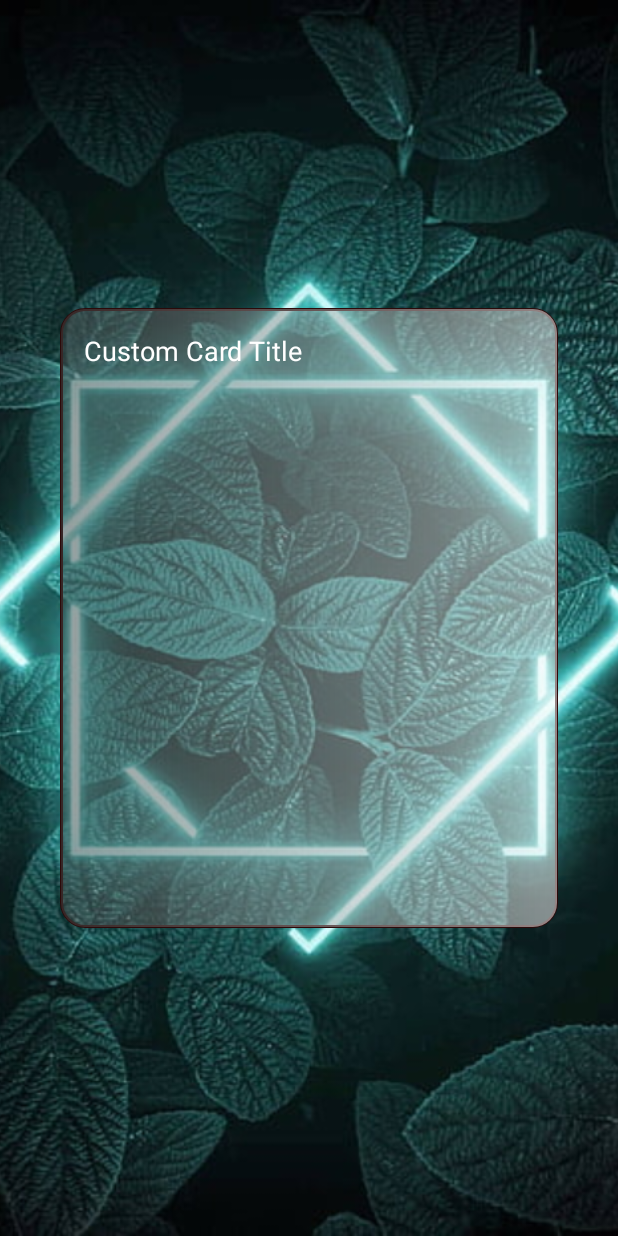
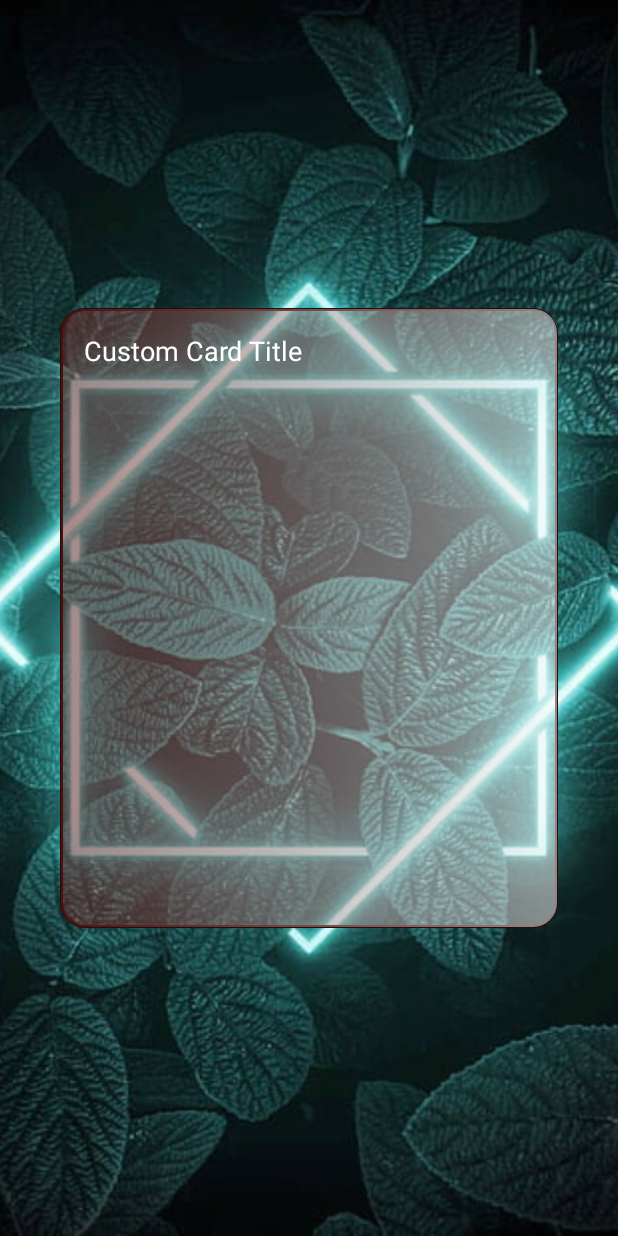
Before and after one commit to bengisusaahin/Glassmorphism, an Android app: the screen it shows after launch (GlassmorphicCardActivity), on a phone screen of 412 x 824 dp. Run offline under Robolectric (Android 15) with nearby library versions, the phone set to English and light mode, and no system bars.

Commit message:
Update glassmorphic_background.xml

```diff
--- a/app/src/main/res/drawable/glassmorphic_background.xml
+++ b/app/src/main/res/drawable/glassmorphic_background.xml
@@ -11,10 +11,10 @@
     <!-- Background (with glassmorphic effect) -->
     <item android:right="1dp" android:left="1dp" android:top="1dp" android:bottom="1dp">
         <shape android:shape="rectangle">
-            <solid android:color="#80000000" /> <!-- Background color -->
+            <solid android:color="#80710E0E" /> <!-- Background color -->
             <corners android:radius="16dp" />
             <gradient android:type="linear"
-                android:startColor="@color/cardview_dark_background"
+                android:startColor="#6A1717"
                 android:endColor="@color/cardview_light_background"
                 android:angle="0"/>
         </shape>
```
